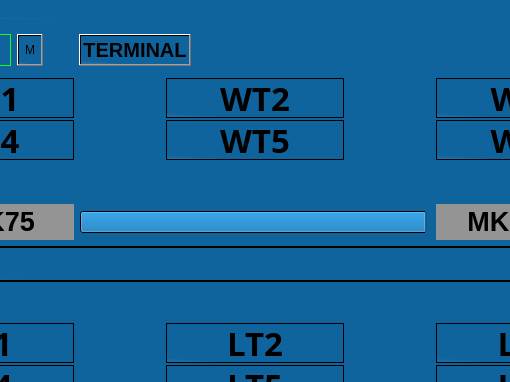
This is Maintenance_design_manas.ui in meteoaza/maint as Qt 5 draws it before an edit; both pictures show x 298 to 808 and y 0 to 382 of the 1106 by 774 pixel window. The edited form follows.
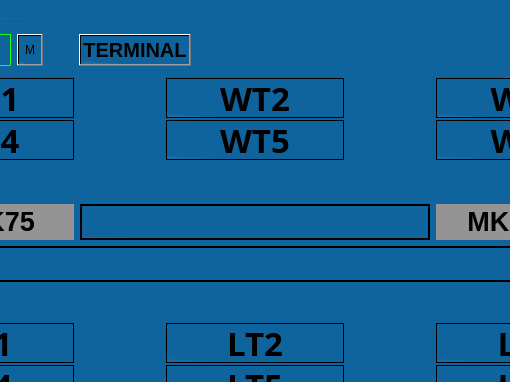
This is the edited form. Icons and pictures are not drawn.

Diff of the .ui file:
```diff
--- a/Maintenance_design_manas.ui
+++ b/Maintenance_design_manas.ui
@@ -767,31 +767,6 @@
         </property>
        </spacer>
       </item>
-      <item row="5" column="3" colspan="3">
-       <widget class="QProgressBar" name="progressBar">
-        <property name="sizePolicy">
-         <sizepolicy hsizetype="MinimumExpanding" vsizetype="Fixed">
-          <horstretch>0</horstretch>
-          <verstretch>0</verstretch>
-         </sizepolicy>
-        </property>
-        <property name="minimumSize">
-         <size>
-          <width>0</width>
-          <height>0</height>
-         </size>
-        </property>
-        <property name="value">
-         <number>99</number>
-        </property>
-        <property name="textVisible">
-         <bool>false</bool>
-        </property>
-        <property name="invertedAppearance">
-         <bool>false</bool>
-        </property>
-       </widget>
-      </item>
       <item row="6" column="0">
        <widget class="QLabel" name="labelCL3">
         <property name="sizePolicy">
@@ -1353,6 +1328,32 @@
         </property>
        </widget>
       </item>
+      <item row="5" column="3" colspan="3">
+       <widget class="QLabel" name="lineInfo2">
+        <property name="minimumSize">
+         <size>
+          <width>0</width>
+          <height>30</height>
+         </size>
+        </property>
+        <property name="font">
+         <font>
+          <pointsize>14</pointsize>
+          <weight>75</weight>
+          <bold>true</bold>
+         </font>
+        </property>
+        <property name="frameShape">
+         <enum>QFrame::WinPanel</enum>
+        </property>
+        <property name="text">
+         <string/>
+        </property>
+        <property name="alignment">
+         <set>Qt::AlignCenter</set>
+        </property>
+       </widget>
+      </item>
      </layout>
     </item>
     <item row="6" column="0" colspan="2">
```
